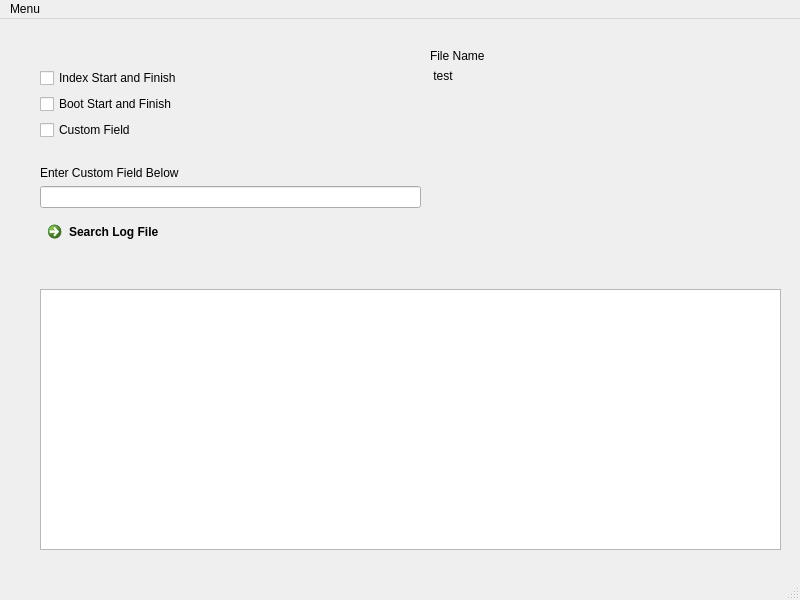
Above: JiraLogAnalyzerFrame.ui from JeffreyBarton/Jira-Log-Analyzer before the change. Below: the same form after it.
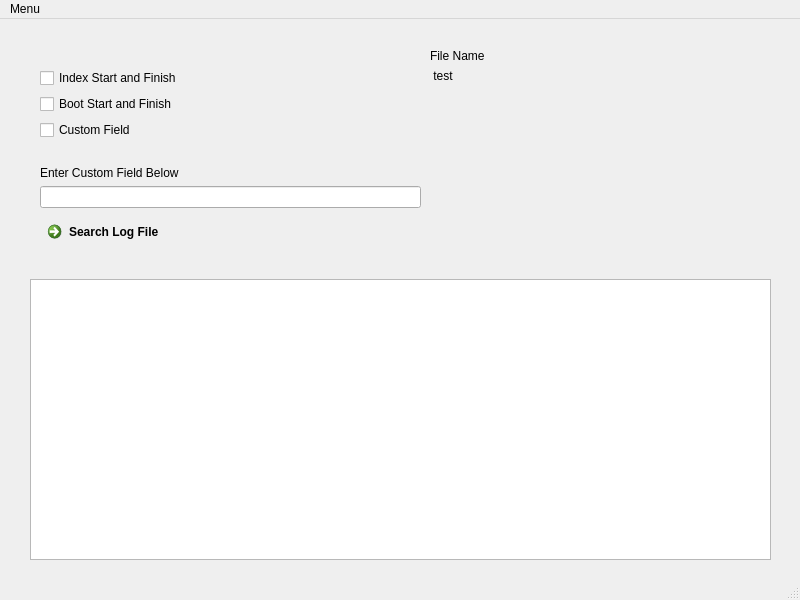
That is the form after the change.

```diff
--- a/JiraLogAnalyzerFrame.ui
+++ b/JiraLogAnalyzerFrame.ui
@@ -129,13 +129,13 @@
      </item>
     </layout>
    </widget>
-   <widget class="QListView" name="listView">
+   <widget class="QListWidget" name="listWidget">
     <property name="geometry">
      <rect>
-      <x>40</x>
-      <y>270</y>
+      <x>30</x>
+      <y>260</y>
       <width>741</width>
-      <height>261</height>
+      <height>281</height>
      </rect>
     </property>
    </widget>
```
